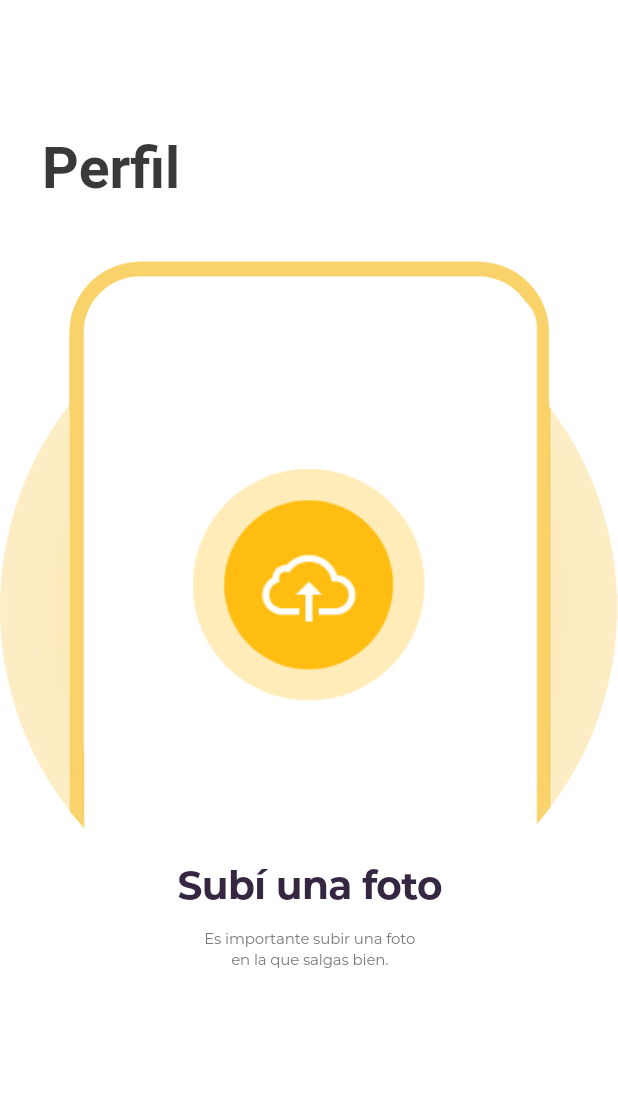
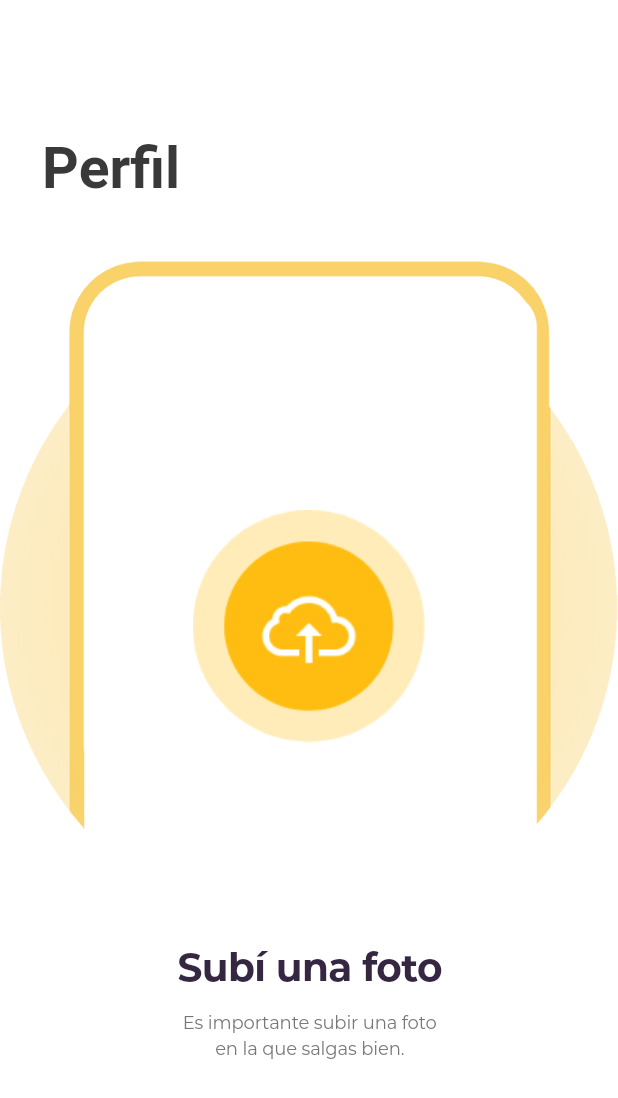
Before and after one commit to bautitravella/main_screens, a Flutter app: the SubiFotoPerfilWidget screen opened directly, on a phone screen of 412 x 824 dp. Shown: the top 1098 px of the screen. Run offline on Flutter 3.47's test engine with Material 2 defaults, Android fonts, the phone set to English and light mode, and no system bars.

Commit message:
pantalla de subir foto finalizada

```diff
--- a/lib/subi_foto_perfil_widget/subi_foto_perfil_widget.dart
+++ b/lib/subi_foto_perfil_widget/subi_foto_perfil_widget.dart
@@ -116,7 +116,7 @@ class SubiFotoPerfilWidget extends StatelessWidget {
               ),
             ),
             Container(
-              margin: EdgeInsets.only(left: 108, right: 107, bottom: 164),
+              margin: EdgeInsets.only(left: 108, right: 107, bottom: 100),
               child: Text(
                 "Es importante subir una foto \nen la que salgas bien.\n",
                 textAlign: TextAlign.center,
@@ -124,7 +124,7 @@ class SubiFotoPerfilWidget extends StatelessWidget {
                   color: Color.fromARGB(255, 118, 118, 118),
                   fontFamily: "Montserrat",
                   fontWeight: FontWeight.w400,
-                  fontSize: 10,
+                  fontSize: 12,
                   letterSpacing: -0.1,
                   height: 1.4,
                 ),
```
